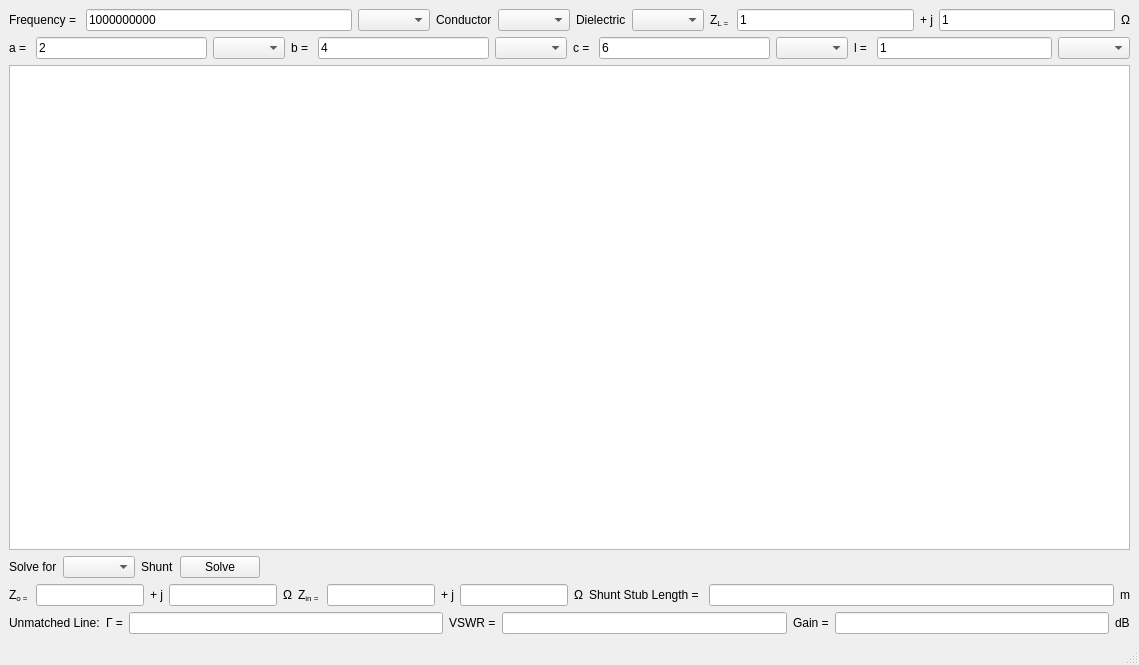
Above: main_gui.ui from cativenom/CoaxCableProject before the change. Below: the same form after it.
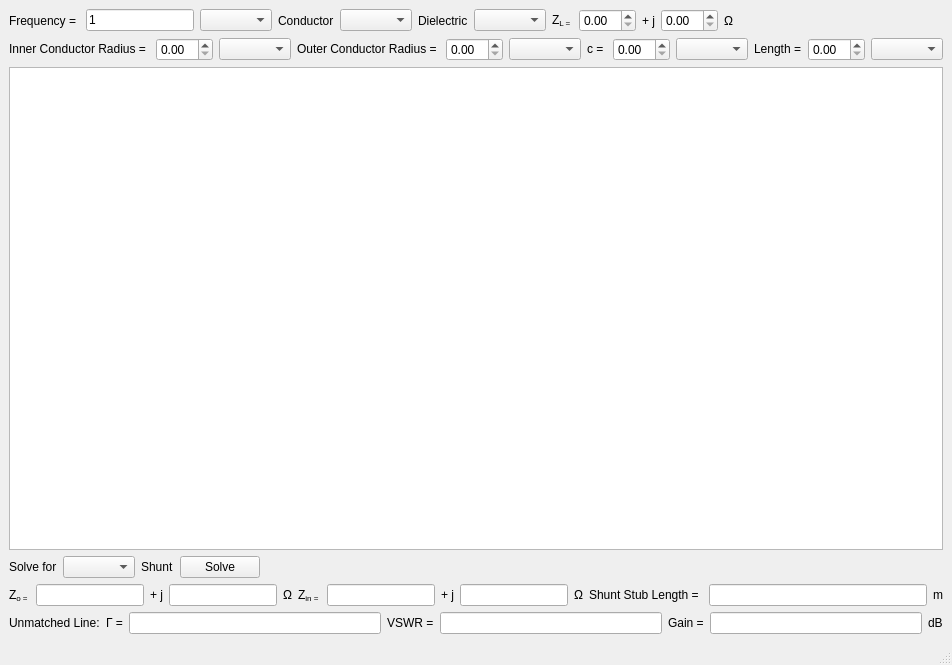
That is the form after the change.

Commit message: Updated GUI to add input validation

The edit to the form file:
```diff
--- a/main_gui.ui
+++ b/main_gui.ui
@@ -6,7 +6,7 @@
    <rect>
     <x>0</x>
     <y>0</y>
-    <width>1139</width>
+    <width>915</width>
     <height>665</height>
    </rect>
   </property>
@@ -20,7 +20,7 @@
       <item>
        <layout class="QVBoxLayout" name="verticalLayout">
         <item>
-         <layout class="QHBoxLayout" name="horizontalLayout_11">
+         <layout class="QHBoxLayout" name="horizontalLayout_20">
           <item>
            <layout class="QHBoxLayout" name="horizontalLayout_4">
             <item>
@@ -33,36 +33,65 @@
             <item>
              <widget class="QLineEdit" name="freqlineEdit">
               <property name="text">
-               <string>1000000000</string>
+               <string>1</string>
               </property>
              </widget>
             </item>
             <item>
-             <widget class="QComboBox" name="hzUnits"/>
+             <widget class="QComboBox" name="hzUnits">
+              <property name="sizePolicy">
+               <sizepolicy hsizetype="Fixed" vsizetype="Fixed">
+                <horstretch>0</horstretch>
+                <verstretch>0</verstretch>
+               </sizepolicy>
+              </property>
+             </widget>
             </item>
            </layout>
           </item>
           <item>
-           <layout class="QHBoxLayout" name="horizontalLayout_7">
+           <layout class="QHBoxLayout" name="horizontalLayout_8">
             <item>
-             <widget class="QLabel" name="label_8">
-              <property name="text">
-               <string>Conductor</string>
-              </property>
-             </widget>
+             <layout class="QHBoxLayout" name="horizontalLayout_7">
+              <item>
+               <widget class="QLabel" name="label_8">
+                <property name="text">
+                 <string>Conductor</string>
+                </property>
+               </widget>
+              </item>
+              <item>
+               <widget class="QComboBox" name="conductor_select">
+                <property name="sizePolicy">
+                 <sizepolicy hsizetype="Fixed" vsizetype="Fixed">
+                  <horstretch>0</horstretch>
+                  <verstretch>0</verstretch>
+                 </sizepolicy>
+                </property>
+               </widget>
+              </item>
+             </layout>
             </item>
             <item>
-             <widget class="QComboBox" name="conductor_select"/>
-            </item>
-            <item>
-             <widget class="QLabel" name="label_9">
-              <property name="text">
-               <string>Dielectric</string>
-              </property>
-             </widget>
-            </item>
-            <item>
-             <widget class="QComboBox" name="dielectric_select"/>
+             <layout class="QHBoxLayout" name="horizontalLayout_11">
+              <item>
+               <widget class="QLabel" name="label_9">
+                <property name="text">
+                 <string>Dielectric</string>
+                </property>
+               </widget>
+              </item>
+              <item>
+               <widget class="QComboBox" name="dielectric_select">
+                <property name="sizePolicy">
+                 <sizepolicy hsizetype="Fixed" vsizetype="Fixed">
+                  <horstretch>0</horstretch>
+                  <verstretch>0</verstretch>
+                 </sizepolicy>
+                </property>
+               </widget>
+              </item>
+             </layout>
             </item>
            </layout>
           </item>
@@ -76,11 +105,7 @@
              </widget>
             </item>
             <item>
-             <widget class="QLineEdit" name="real_impedence">
-              <property name="text">
-               <string>1</string>
-              </property>
-             </widget>
+             <widget class="QDoubleSpinBox" name="doubleSpinBox"/>
             </item>
             <item>
              <widget class="QLabel" name="label_6">
@@ -90,11 +115,7 @@
              </widget>
             </item>
             <item>
-             <widget class="QLineEdit" name="fake_impedence">
-              <property name="text">
-               <string>1</string>
-              </property>
-             </widget>
+             <widget class="QDoubleSpinBox" name="doubleSpinBox_2"/>
             </item>
             <item>
              <widget class="QLabel" name="label_7">
@@ -105,49 +126,80 @@
             </item>
            </layout>
           </item>
+          <item>
+           <spacer name="horizontalSpacer_2">
+            <property name="orientation">
+             <enum>Qt::Orientation::Horizontal</enum>
+            </property>
+            <property name="sizeHint" stdset="0">
+             <size>
+              <width>98</width>
+              <height>23</height>
+             </size>
+            </property>
+           </spacer>
+          </item>
          </layout>
         </item>
         <item>
-         <layout class="QHBoxLayout" name="horizontalLayout_10">
+         <layout class="QHBoxLayout" name="horizontalLayout_21">
           <item>
            <layout class="QHBoxLayout" name="horizontalLayout_2">
             <item>
-             <widget class="QLabel" name="label">
+             <widget class="QLabel" name="label_27">
+              <property name="sizePolicy">
+               <sizepolicy hsizetype="Fixed" vsizetype="Fixed">
+                <horstretch>0</horstretch>
+                <verstretch>0</verstretch>
+               </sizepolicy>
+              </property>
               <property name="text">
-               <string>a = </string>
+               <string>Inner Conductor Radius = </string>
               </property>
              </widget>
             </item>
             <item>
-             <widget class="QLineEdit" name="a_lineedit">
-              <property name="text">
-               <string>2</string>
-              </property>
-             </widget>
+             <widget class="QDoubleSpinBox" name="a_lineedit"/>
             </item>
             <item>
-             <widget class="QComboBox" name="a_units"/>
+             <widget class="QComboBox" name="a_units">
+              <property name="sizePolicy">
+               <sizepolicy hsizetype="Fixed" vsizetype="Fixed">
+                <horstretch>0</horstretch>
+                <verstretch>0</verstretch>
+               </sizepolicy>
+              </property>
+             </widget>
             </item>
            </layout>
           </item>
           <item>
-           <layout class="QHBoxLayout" name="horizontalLayout_8">
+           <layout class="QHBoxLayout" name="horizontalLayout_10">
             <item>
-             <widget class="QLabel" name="label_4">
+             <widget class="QLabel" name="label_26">
+              <property name="sizePolicy">
+               <sizepolicy hsizetype="Fixed" vsizetype="Fixed">
+                <horstretch>0</horstretch>
+                <verstretch>0</verstretch>
+               </sizepolicy>
+              </property>
               <property name="text">
-               <string>b = </string>
+               <string>Outer Conductor Radius = </string>
               </property>
              </widget>
             </item>
             <item>
-             <widget class="QLineEdit" name="b_lineedit">
-              <property name="text">
-               <string>4</string>
-              </property>
-             </widget>
+             <widget class="QDoubleSpinBox" name="b_lineedit"/>
             </item>
             <item>
-             <widget class="QComboBox" name="b_units"/>
+             <widget class="QComboBox" name="b_units">
+              <property name="sizePolicy">
+               <sizepolicy hsizetype="Fixed" vsizetype="Fixed">
+                <horstretch>0</horstretch>
+                <verstretch>0</verstretch>
+               </sizepolicy>
+              </property>
+             </widget>
             </item>
            </layout>
           </item>
@@ -155,20 +207,29 @@
            <layout class="QHBoxLayout" name="horizontalLayout_9">
             <item>
              <widget class="QLabel" name="label_2">
+              <property name="sizePolicy">
+               <sizepolicy hsizetype="Fixed" vsizetype="Fixed">
+                <horstretch>0</horstretch>
+                <verstretch>0</verstretch>
+               </sizepolicy>
+              </property>
               <property name="text">
                <string>c = </string>
               </property>
              </widget>
             </item>
             <item>
-             <widget class="QLineEdit" name="c_lineedit">
-              <property name="text">
-               <string>6</string>
-              </property>
-             </widget>
+             <widget class="QDoubleSpinBox" name="c_lineedit"/>
             </item>
             <item>
-             <widget class="QComboBox" name="c_units"/>
+             <widget class="QComboBox" name="c_units">
+              <property name="sizePolicy">
+               <sizepolicy hsizetype="Fixed" vsizetype="Fixed">
+                <horstretch>0</horstretch>
+                <verstretch>0</verstretch>
+               </sizepolicy>
+              </property>
+             </widget>
             </item>
            </layout>
           </item>
@@ -176,20 +237,29 @@
            <layout class="QHBoxLayout" name="horizontalLayout">
             <item>
              <widget class="QLabel" name="label_3">
+              <property name="sizePolicy">
+               <sizepolicy hsizetype="Fixed" vsizetype="Fixed">
+                <horstretch>0</horstretch>
+                <verstretch>0</verstretch>
+               </sizepolicy>
+              </property>
               <property name="text">
-               <string>l = </string>
+               <string>Length =</string>
               </property>
              </widget>
             </item>
             <item>
-             <widget class="QLineEdit" name="l_lineedit">
-              <property name="text">
-               <string>1</string>
-              </property>
-             </widget>
+             <widget class="QDoubleSpinBox" name="l_lineedit"/>
             </item>
             <item>
-             <widget class="QComboBox" name="length_units"/>
+             <widget class="QComboBox" name="length_units">
+              <property name="sizePolicy">
+               <sizepolicy hsizetype="Fixed" vsizetype="Fixed">
+                <horstretch>0</horstretch>
+                <verstretch>0</verstretch>
+               </sizepolicy>
+              </property>
+             </widget>
             </item>
            </layout>
           </item>
```
Left out of the diff: 4 changed lines with no effect on the pictures. The commit also changes 2 other files.
